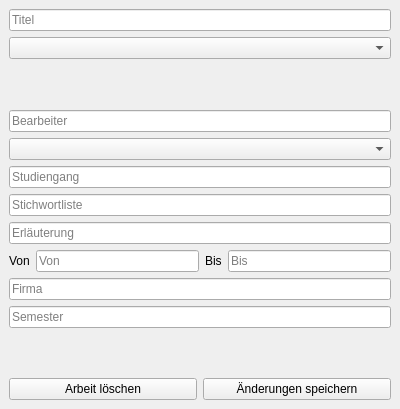
The window that arbeitdock.ui (FX-6/ArbeitsDatenbank) describes before a commit, drawn with Qt 5.
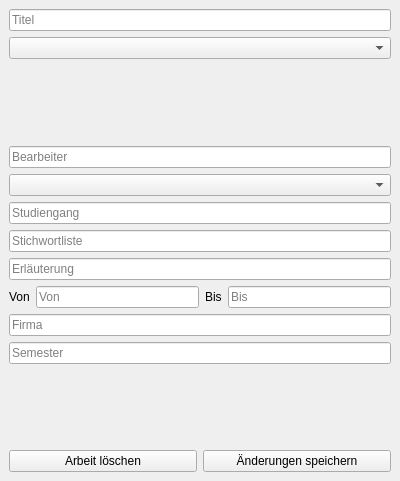
The same window after the commit.

Patch:
```diff
--- a/arbeitdock.ui
+++ b/arbeitdock.ui
@@ -7,7 +7,7 @@
     <x>0</x>
     <y>0</y>
     <width>400</width>
-    <height>409</height>
+    <height>481</height>
    </rect>
   </property>
   <property name="windowTitle">
```
Left out of the diff: 2 changed lines with no effect on the pictures.
